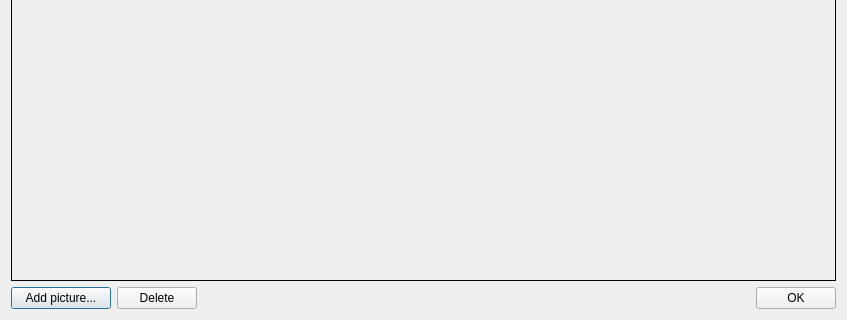
Old version of the form cgalery.ui in the repository PavelMr/skytechx; both pictures show x 0 to 847 and y 351 to 671 of the 847 by 671 pixel window.
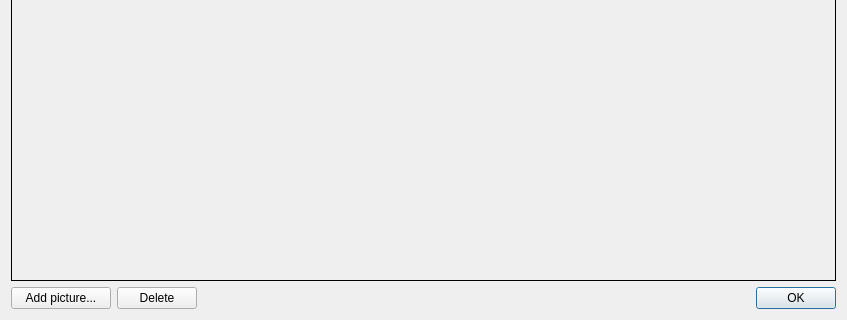
New version of the form.

Patch:
```diff
--- a/cgalery.ui
+++ b/cgalery.ui
@@ -61,6 +61,9 @@
        <property name="text">
         <string>OK</string>
        </property>
+       <property name="default">
+        <bool>true</bool>
+       </property>
       </widget>
      </item>
     </layout>
```
